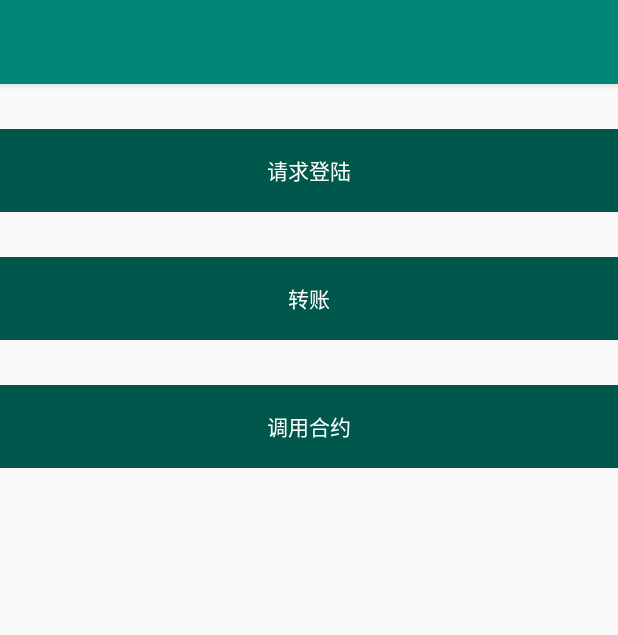
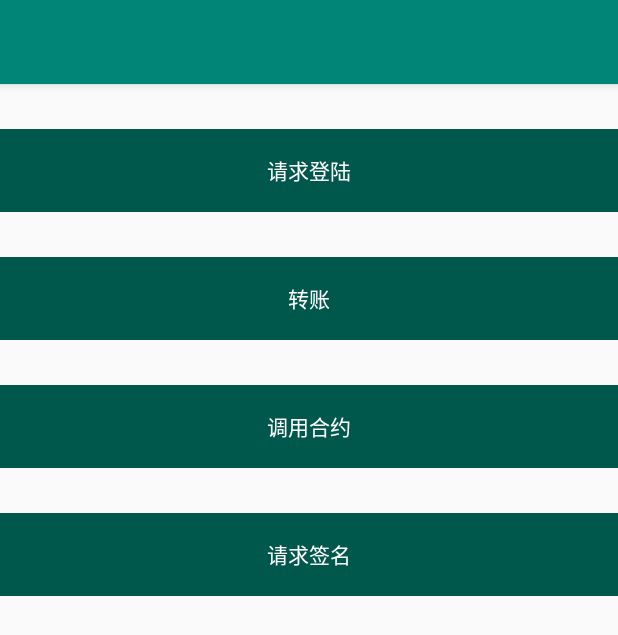
Before and after one commit to Cocos-BCX/wallet_Invoker, an Android app: the screen it shows after launch (MainActivity), on a phone screen of 412 x 824 dp. Shown: the top 635 px of the screen. Run offline under Robolectric (Android 15) with nearby library versions, the phone set to English and light mode, and no system bars.

Commit message:
add invoke sign message

```diff
--- a/AndroidSdk/Invoke_Demo/src/main/res/layout/activity_main.xml
+++ b/AndroidSdk/Invoke_Demo/src/main/res/layout/activity_main.xml
@@ -40,6 +40,17 @@
         tools:ignore="MissingConstraints" />
 
     <TextView
+        android:id="@+id/tv_call_signMessage"
+        android:layout_width="match_parent"
+        android:layout_height="55dp"
+        android:layout_marginTop="30dp"
+        android:background="@color/colorPrimaryDark"
+        android:gravity="center"
+        android:text="请求签名"
+        android:textColor="@android:color/white"
+        tools:ignore="MissingConstraints" />
+
+    <TextView
         android:id="@+id/tv_callback_result"
         android:layout_width="match_parent"
         android:layout_height="wrap_content"
```
Also changed, not shown: AndroidSdk/InvokeSdk/src/main/java/com/cocosbcx/invokesdk/dapp_client/manage/DpInvokerManager.java (+9 -0 lines), AndroidSdk/InvokeSdk/src/main/java/com/cocosbcx/invokesdk/dapp_client/model/ActionEnum.java (+6 -1 lines), AndroidSdk/InvokeSdk/src/main/java/com/cocosbcx/invokesdk/dapp_client/model/SignMessage.java (added, +16 -0 lines), AndroidSdk/Invoke_Demo/src/main/java/com/cocosbcx/appinvoker/MainActivity.java (+38 -0 lines).
